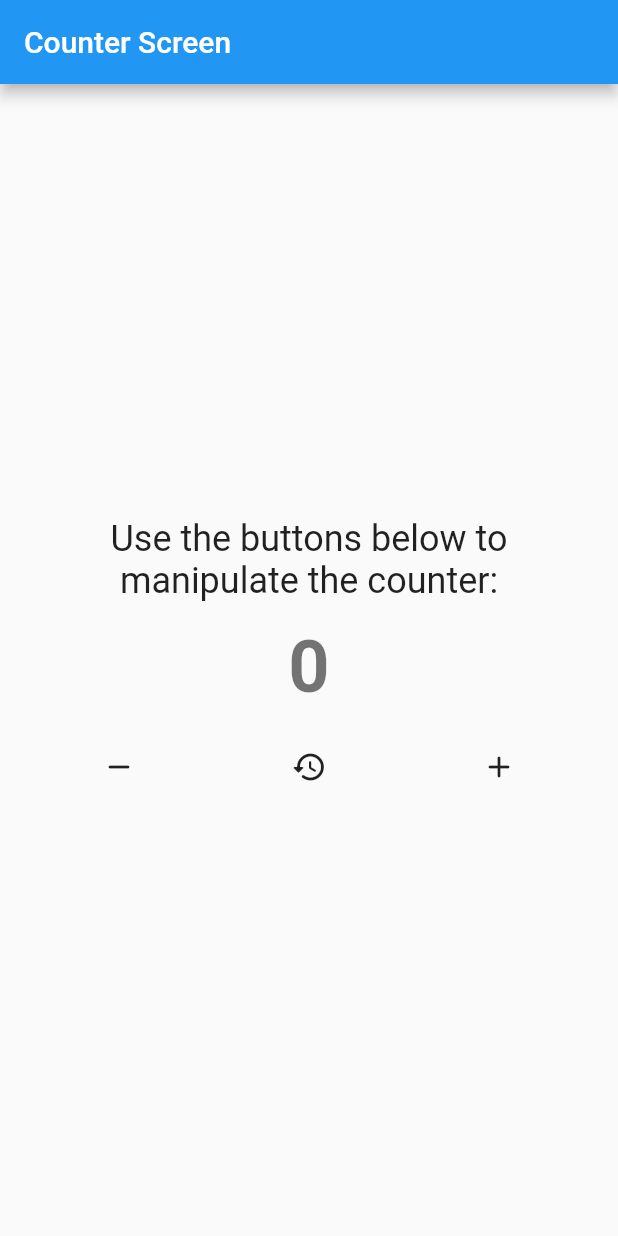
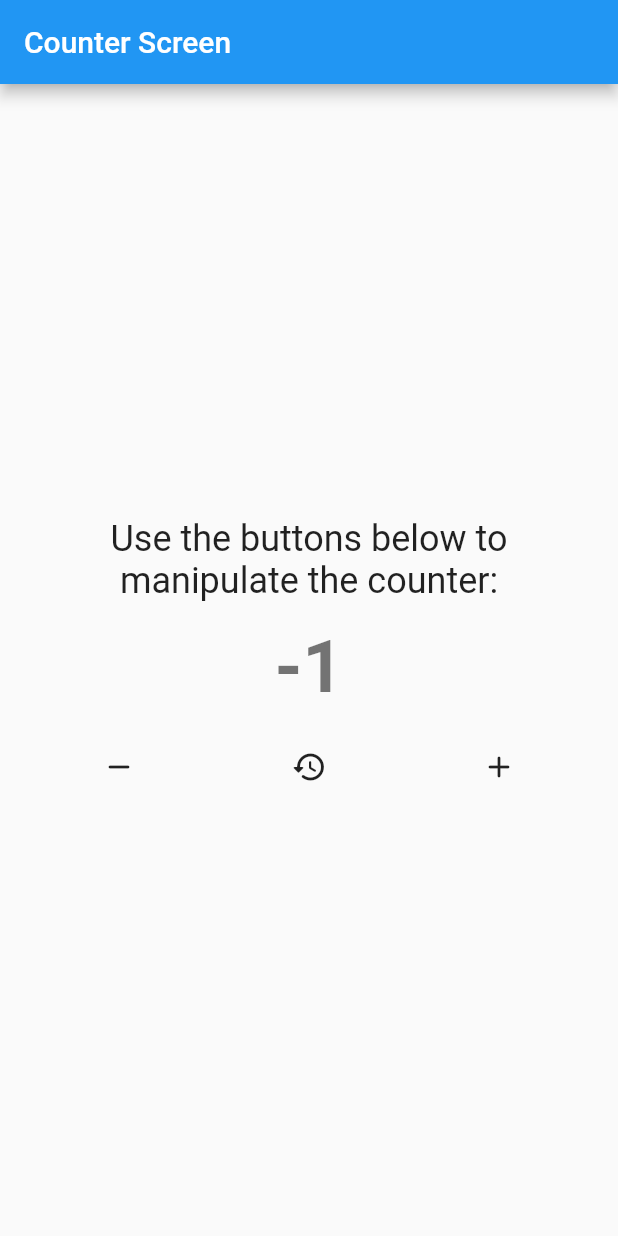
Before and after one commit to YazeedAlKhalaf/bloc_tutorial, a Flutter app: the screen it shows after launch, after a tap on the "remove" icon, on a phone screen of 412 x 824 dp. Run offline on Flutter 3.47's test engine with Material 2 defaults, Android fonts, the phone set to English and light mode, and no system bars.

Commit message:
➕ Add using the state from the counter bloc in counter screen

```diff
--- a/lib/screens/counter_screen.dart
+++ b/lib/screens/counter_screen.dart
@@ -41,15 +41,21 @@ class _CounterScreenState extends State<CounterScreen> {
                 textAlign: TextAlign.center,
               ),
               const SizedBox(height: 15),
-              const Text(
-                // TODO: replace this with the state from the counter bloc.
-                "0",
-                style: TextStyle(
-                  color: Colors.black54,
-                  fontWeight: FontWeight.bold,
-                  fontSize: 48,
-                ),
-                textAlign: TextAlign.center,
+              StreamBuilder<int>(
+                stream: _counterBloc.stateStream,
+                builder: (BuildContext context, AsyncSnapshot<int> snapshot) {
+                  final int counter = snapshot.data ?? 0;
+
+                  return Text(
+                    "$counter",
+                    style: const TextStyle(
+                      color: Colors.black54,
+                      fontWeight: FontWeight.bold,
+                      fontSize: 48,
+                    ),
+                    textAlign: TextAlign.center,
+                  );
+                },
               ),
               const SizedBox(height: 15),
               Row(
```
